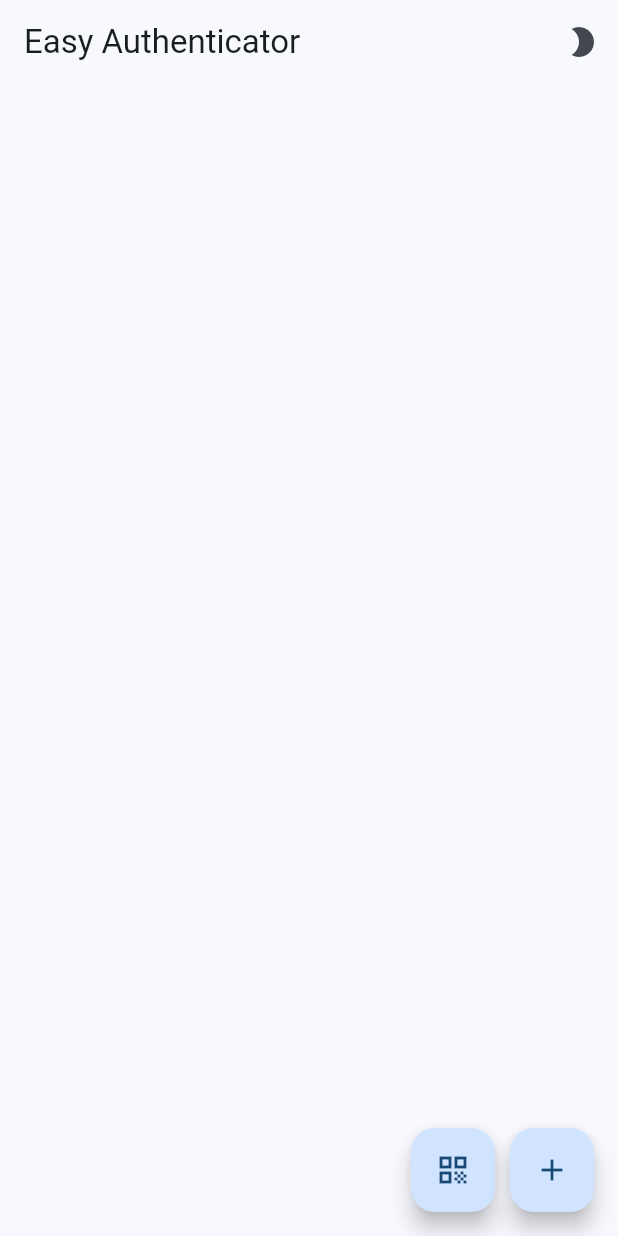
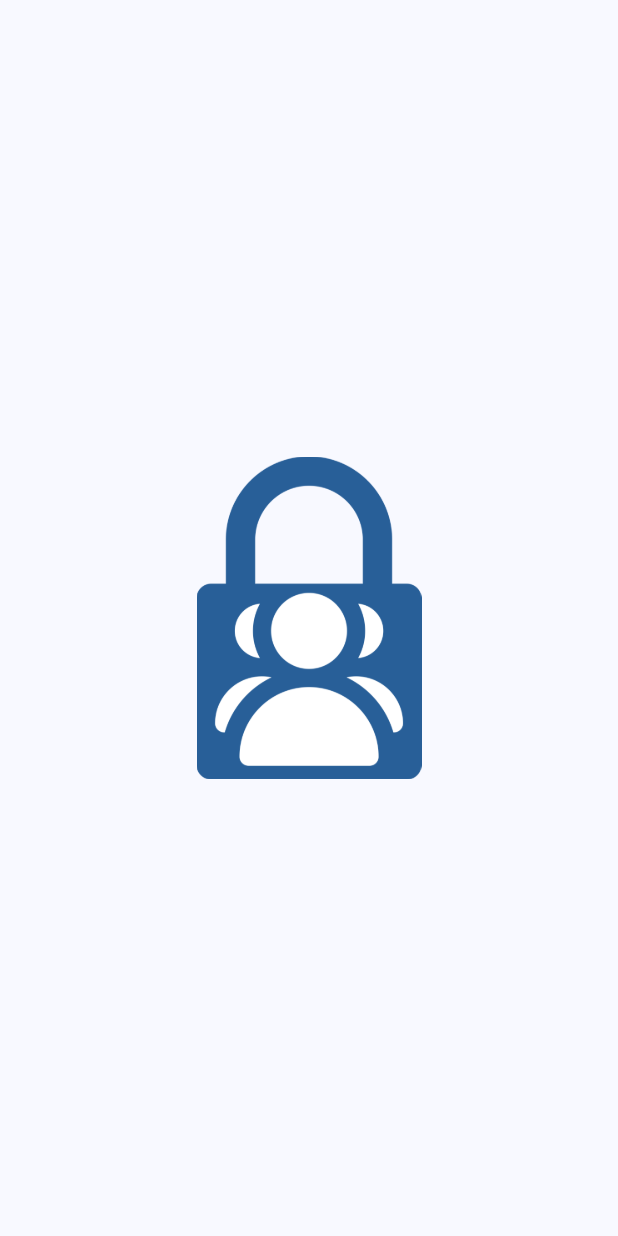
Before and after one commit to BillyMRX1/EasyAuthenticator, a Flutter app: the first screen one second after launch, on a phone screen of 412 x 824 dp. Run offline on Flutter 3.47's test engine with Material 3 defaults, Android fonts, the light colour scheme and no system bars; our stand-ins replace shared_preferences; missing offline and left inert: otp, qr_code_scanner.

Commit message:
Add Splash Screen Android

```diff
--- a/lib/main.dart
+++ b/lib/main.dart
@@ -1,3 +1,4 @@
+import 'package:easy_authenticator/page/splash_screen.dart';
 import 'package:easy_authenticator/page/totp_page.dart';
 import 'package:easy_authenticator/provider/totp_provider.dart';
 import 'package:flutter/material.dart';
@@ -26,7 +27,7 @@ class MyApp extends StatelessWidget {
             colorScheme: colorScheme,
             useMaterial3: true,
           ),
-          home: const TOTPPage(),
+          home: const SplashScreen(),
         );
       },
     );
--- /dev/null
+++ b/lib/page/splash_screen.dart
@@ -0,0 +1,40 @@
+import 'package:easy_authenticator/page/totp_page.dart';
+import 'package:flutter/material.dart';
+import 'package:flutter/services.dart';
+
+class SplashScreen extends StatefulWidget {
+  const SplashScreen({super.key});
+
+  @override
+  State<SplashScreen> createState() => _SplashScreenState();
+}
+
+class _SplashScreenState extends State<SplashScreen>
+    with SingleTickerProviderStateMixin {
+  @override
+  void initState() {
+    super.initState();
+    SystemChrome.setEnabledSystemUIMode(SystemUiMode.immersive);
+    Future.delayed(const Duration(seconds: 2), () {
+      Navigator.of(context)
+          .pushReplacement(MaterialPageRoute(builder: (_) => const TOTPPage()));
+    });
+  }
+
+  @override
+  void dispose() {
+    super.dispose();
+    SystemChrome.setEnabledSystemUIMode(SystemUiMode.manual,
+        overlays: SystemUiOverlay.values);
+  }
+
+  @override
+  Widget build(BuildContext context) {
+    return const Scaffold(
+        body: Center(
+            child: Image(
+      image: AssetImage('images/ic_logo.png'),
+      width: 150,
+    )));
+  }
+}
--- a/pubspec.yaml
+++ b/pubspec.yaml
@@ -64,9 +64,8 @@ flutter:
   uses-material-design: true
 
   # To add assets to your application, add an assets section, like this:
-  # assets:
-  #   - images/a_dot_burr.jpeg
-  #   - images/a_dot_ham.jpeg
+  assets:
+    - images/ic_logo.png
 
   # An image asset can refer to one or more resolution-specific "variants", see
   # https://flutter.dev/to/resolution-aware-images
```
Also changed, not shown: images/ic_logo.png (added).
